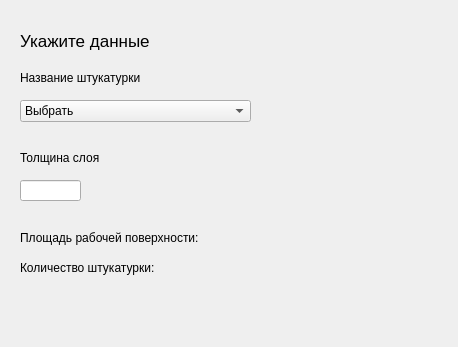
makeentosch/irnituProject, file UserInterfaces/plaster.ui: the form before one commit.
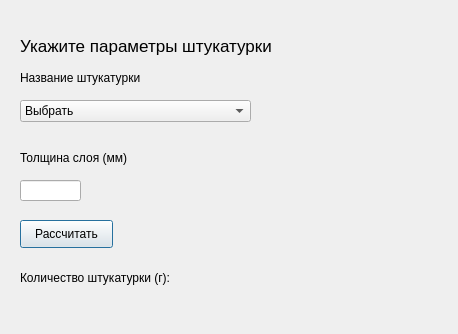
The form after the commit.

Patch:
```diff
--- a/UserInterfaces/plaster.ui
+++ b/UserInterfaces/plaster.ui
@@ -7,7 +7,7 @@
     <x>0</x>
     <y>0</y>
     <width>458</width>
-    <height>347</height>
+    <height>334</height>
    </rect>
   </property>
   <property name="windowTitle">
@@ -18,8 +18,8 @@
     <rect>
      <x>20</x>
      <y>30</y>
-     <width>181</width>
-     <height>21</height>
+     <width>351</width>
+     <height>31</height>
     </rect>
    </property>
    <property name="font">
@@ -28,7 +28,7 @@
     </font>
    </property>
    <property name="text">
-    <string>Укажите данные</string>
+    <string>Укажите параметры штукатурки</string>
    </property>
   </widget>
   <widget class="QLabel" name="label_2">
@@ -74,41 +74,12 @@
     <rect>
      <x>20</x>
      <y>150</y>
-     <width>101</width>
+     <width>121</width>
      <height>16</height>
     </rect>
    </property>
    <property name="text">
-    <string>Толщина слоя</string>
-   </property>
-  </widget>
-  <widget class="QLabel" name="label_4">
-   <property name="geometry">
-    <rect>
-     <x>20</x>
-     <y>230</y>
-     <width>201</width>
-     <height>16</height>
-    </rect>
-   </property>
-   <property name="text">
-    <string>Площадь рабочей поверхности:</string>
-   </property>
-  </widget>
-  <widget class="QLabel" name="outputSquare">
-   <property name="geometry">
-    <rect>
-     <x>220</x>
-     <y>230</y>
-     <width>55</width>
-     <height>16</height>
-    </rect>
-   </property>
-   <property name="text">
-    <string/>
-   </property>
-   <property name="textFormat">
-    <enum>Qt::RichText</enum>
+    <string>Толщина слоя (мм)</string>
    </property>
   </widget>
   <widget class="QLineEdit" name="inputLayerWidth">
@@ -125,21 +96,21 @@
    <property name="geometry">
     <rect>
      <x>20</x>
-     <y>260</y>
-     <width>151</width>
+     <y>270</y>
+     <width>171</width>
      <height>16</height>
     </rect>
    </property>
    <property name="text">
-    <string>Количество штукатурки:</string>
+    <string>Количество штукатурки (г):</string>
    </property>
   </widget>
   <widget class="QLabel" name="outputPlasterCount">
    <property name="geometry">
     <rect>
-     <x>180</x>
-     <y>260</y>
-     <width>55</width>
+     <x>190</x>
+     <y>270</y>
+     <width>101</width>
      <height>16</height>
     </rect>
    </property>
@@ -150,6 +121,19 @@
     <enum>Qt::RichText</enum>
    </property>
   </widget>
+  <widget class="QPushButton" name="btnCalc">
+   <property name="geometry">
+    <rect>
+     <x>20</x>
+     <y>220</y>
+     <width>93</width>
+     <height>28</height>
+    </rect>
+   </property>
+   <property name="text">
+    <string>Рассчитать</string>
+   </property>
+  </widget>
  </widget>
  <resources/>
  <connections/>
```
